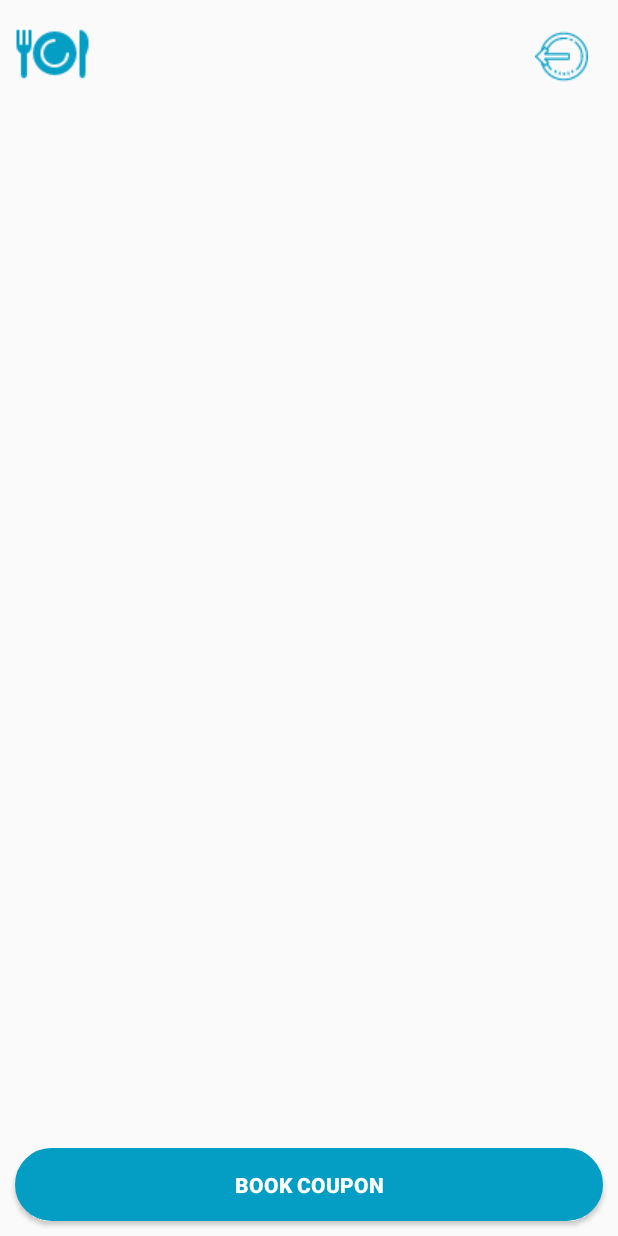
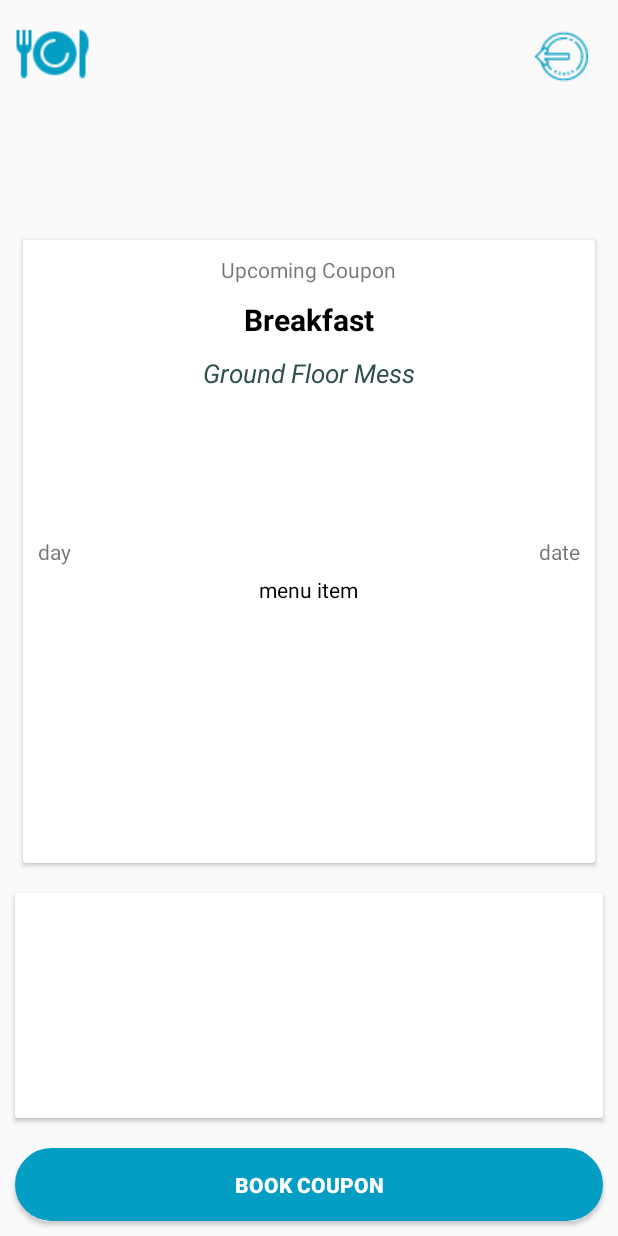
Before and after one commit to anmol2805/Rosei, an Android app: the screen it shows after launch once a user with an empty profile is signed in (RoseiActivity), on a phone screen of 412 x 824 dp. Run offline under Robolectric (Android 15) with nearby library versions, the phone set to English and light mode, and no system bars; our stand-ins replace CircleImageView, Firebase (no records; nobody signed in at launch, a user with empty details on screens opened directly); pictures from the network do not load.

Commit message:
date issue

```diff
--- a/app/src/main/java/com/anmol/rosei/RoseiActivity.java
+++ b/app/src/main/java/com/anmol/rosei/RoseiActivity.java
@@ -24,11 +24,16 @@ import com.google.firebase.database.DatabaseReference;
 import com.google.firebase.database.FirebaseDatabase;
 import com.google.firebase.database.ValueEventListener;
 
+import java.text.DateFormat;
+import java.text.SimpleDateFormat;
+import java.util.Calendar;
+
 import de.hdodenhof.circleimageview.CircleImageView;
 
 public class RoseiActivity extends AppCompatActivity {
     FirebaseAuth auth = FirebaseAuth.getInstance();
     DatabaseReference databaseReference = FirebaseDatabase.getInstance().getReference().child("students").child(auth.getCurrentUser().getUid()).child("rosei");
+    DatabaseReference db = FirebaseDatabase.getInstance().getReference().child("students").child(auth.getCurrentUser().getUid()).child("mess1");
     Animation rotate;
     Button book;
     ImageButton set;
@@ -111,6 +116,31 @@ public class RoseiActivity extends AppCompatActivity {
 
             }
         });
+        DateFormat dateFormat = new SimpleDateFormat("yyyy-MM-dd");
+        Calendar cal = Calendar.getInstance();
+        final String cdate = dateFormat.format(cal.getTime());
+        databaseReference.addValueEventListener(new ValueEventListener() {
+            @Override
+            public void onDataChange(DataSnapshot dataSnapshot) {
+                for (DataSnapshot data:dataSnapshot.getChildren()){
+                    if(data.child("date").getValue(String.class)!=null){
+                        String date = data.child("date").getValue(String.class);
+                        if(date.contains(cdate)){
+                            Toast.makeText(RoseiActivity.this,cdate,Toast.LENGTH_SHORT).show();
+                        }
+                        else {
+                            Toast.makeText(RoseiActivity.this,"No",Toast.LENGTH_SHORT).show();
+                        }
+                    }
+                }
+            }
+
+            @Override
+            public void onCancelled(DatabaseError databaseError) {
+
+            }
+        });
+
 
 
     }
--- a/app/src/main/res/layout/activity_rosei.xml
+++ b/app/src/main/res/layout/activity_rosei.xml
@@ -54,8 +54,8 @@
 
     <de.hdodenhof.circleimageview.CircleImageView
         xmlns:app="http://schemas.android.com/apk/res-auto"
-        android:layout_width="75dp"
-        android:layout_height="75dp"
+        android:layout_width="100dp"
+        android:layout_height="100dp"
         android:id="@+id/user"
         android:layout_alignParentTop="true"
         android:layout_centerHorizontal="true"
@@ -78,4 +78,104 @@
         android:textColor="#000"
 
         />
+
+    <android.support.v7.widget.CardView
+        android:layout_width="match_parent"
+        android:layout_height="150dp"
+        android:layout_above="@+id/book"
+        android:layout_margin="10dp"
+        android:background="#fff"
+        android:id="@+id/grids"
+        android:layout_centerHorizontal="true" />
+
+    <android.support.v7.widget.CardView
+        android:layout_width="match_parent"
+        android:layout_height="wrap_content"
+        android:layout_below="@+id/stuid"
+        android:layout_centerHorizontal="true"
+        android:layout_marginTop="25dp"
+        android:layout_above="@+id/grids"
+        android:layout_marginBottom="10dp"
+        android:layout_marginRight="15dp"
+        android:layout_marginLeft="15dp"
+        android:id="@+id/cardView">
+
+        <RelativeLayout
+            android:layout_width="match_parent"
+            android:layout_height="match_parent">
+
+            <TextView
+                android:id="@+id/textView"
+                android:layout_width="wrap_content"
+                android:layout_height="wrap_content"
+                android:layout_alignParentTop="true"
+                android:layout_centerHorizontal="true"
+                android:layout_marginTop="10dp"
+                android:text="Upcoming Coupon" />
+
+            <TextView
+                android:id="@+id/meal"
+                android:layout_width="wrap_content"
+                android:layout_height="wrap_content"
+                android:layout_below="@+id/textView"
+                android:layout_centerHorizontal="true"
+                android:layout_marginTop="10dp"
+                android:text="Breakfast"
+                android:textStyle="bold"
+                android:textColor="#000"
+                android:textSize="20sp"
+
+                />
+
+            <TextView
+                android:id="@+id/day"
+                android:layout_width="wrap_content"
+                android:layout_height="wrap_content"
+                android:text="day"
+                android:layout_centerVertical="true"
+                android:layout_margin="10dp"
+                android:layout_alignParentStart="true"
+                android:layout_alignParentLeft="true"
+
+                />
+            <TextView
+                android:id="@+id/date"
+                android:layout_width="wrap_content"
+                android:layout_height="wrap_content"
+                android:text="date"
+                android:layout_centerVertical="true"
+                android:layout_alignParentEnd="true"
+                android:layout_alignParentRight="true"
+                android:layout_margin="10dp"
+                />
+
+            <TextView
+                android:id="@+id/item"
+                android:layout_width="wrap_content"
+                android:layout_height="wrap_content"
+                android:layout_centerHorizontal="true"
+                android:text="menu item"
+                android:layout_alignTop="@+id/day"
+                android:layout_marginTop="25dp"
+                android:textColor="#000"
+
+                />
+
+            <TextView
+                android:id="@+id/mess"
+                android:layout_width="wrap_content"
+                android:layout_height="wrap_content"
+                android:layout_below="@+id/meal"
+                android:layout_centerHorizontal="true"
+                android:layout_marginTop="10dp"
+                android:text="Ground Floor Mess"
+                android:textColor="#2F4F4F"
+                android:textSize="17sp"
+
+                android:textStyle="italic" />
+
+
+        </RelativeLayout>
+    </android.support.v7.widget.CardView>
+
 </RelativeLayout>
```
